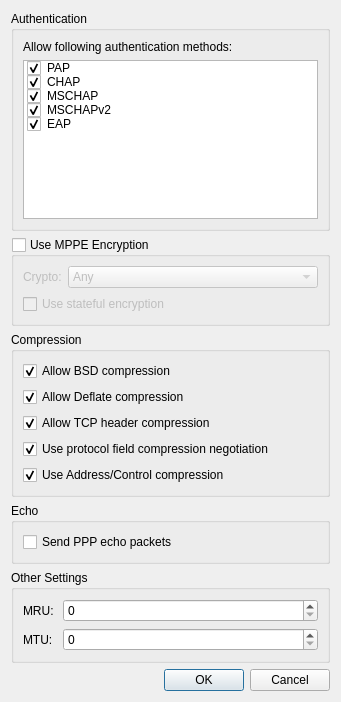
This is src/desktop/kde/plasma-nm/vpn/l2tp/l2tpppp.ui in HungLo2020/MattOS as Qt 5 draws it before an edit. The edited form follows.
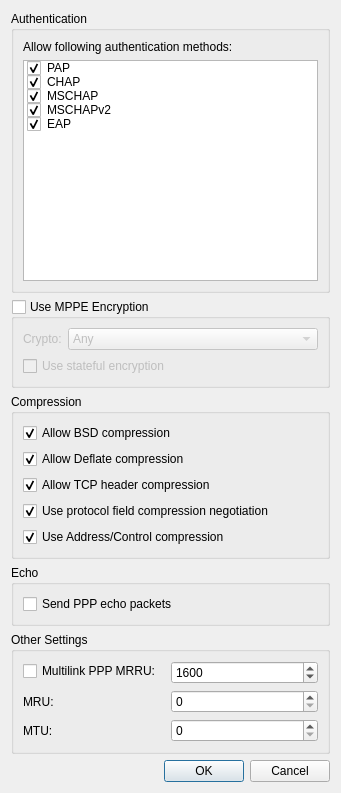
This is the edited form.

Patch:
```diff
--- a/src/desktop/kde/plasma-nm/vpn/l2tp/l2tpppp.ui
+++ b/src/desktop/kde/plasma-nm/vpn/l2tp/l2tpppp.ui
@@ -7,7 +7,7 @@
     <x>0</x>
     <y>0</y>
     <width>341</width>
-    <height>702</height>
+    <height>793</height>
    </rect>
   </property>
   <property name="sizePolicy">
@@ -219,27 +219,53 @@
        <number>6</number>
       </property>
       <item row="0" column="0">
+       <widget class="QCheckBox" name="cbMRRU">
+        <property name="toolTip">
+         <string>Try to negotiate a PPP Multilink on a single connection.</string>
+        </property>
+        <property name="text">
+         <string>Multilink PPP MRRU: </string>
+        </property>
+       </widget>
+      </item>
+      <item row="0" column="1">
+       <widget class="QSpinBox" name="sbMRRU">
+        <property name="toolTip">
+         <string>Try to negotiate a PPP Multilink on a single connection.</string>
+        </property>
+        <property name="minimum">
+         <number>1500</number>
+        </property>
+        <property name="maximum">
+         <number>4500</number>
+        </property>
+        <property name="value">
+         <number>1600</number>
+        </property>
+       </widget>
+      </item>
+      <item row="1" column="0">
        <widget class="QLabel" name="lbMRU">
         <property name="text">
          <string>MRU: </string>
         </property>
        </widget>
       </item>
-      <item row="0" column="1">
+      <item row="1" column="1">
        <widget class="QSpinBox" name="sbMRU">
         <property name="maximum">
          <number>1500</number>
         </property>
        </widget>
       </item>
-      <item row="1" column="0">
+      <item row="2" column="0">
        <widget class="QLabel" name="lbMTU">
         <property name="text">
          <string>MTU: </string>
         </property>
        </widget>
       </item>
-      <item row="1" column="1">
+      <item row="2" column="1">
        <widget class="QSpinBox" name="sbMTU">
         <property name="maximum">
          <number>1500</number>
```
Left out of the diff: 4 changed lines with no effect on the pictures.
